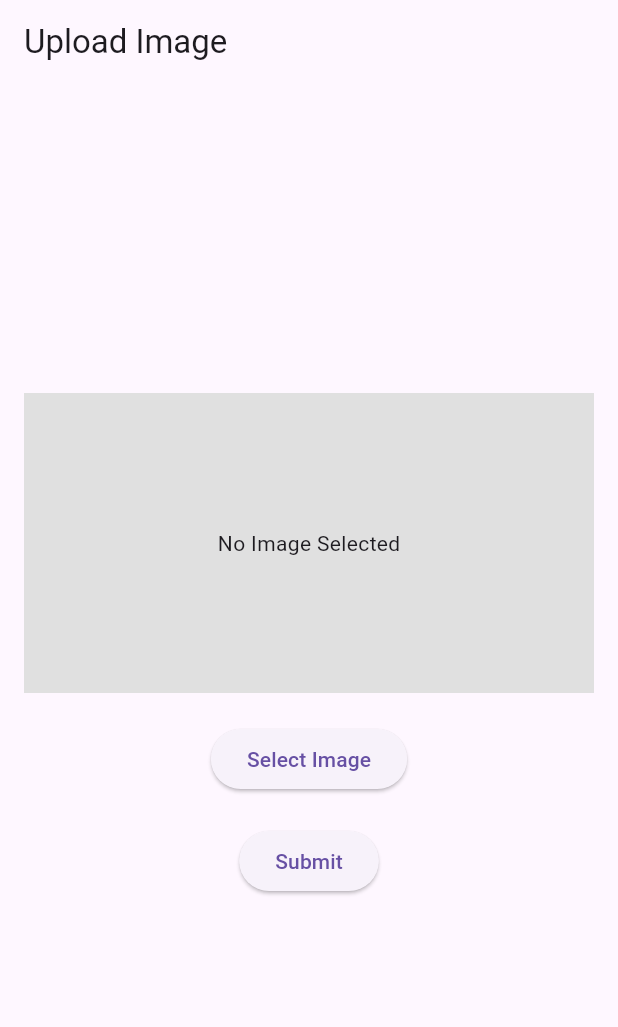
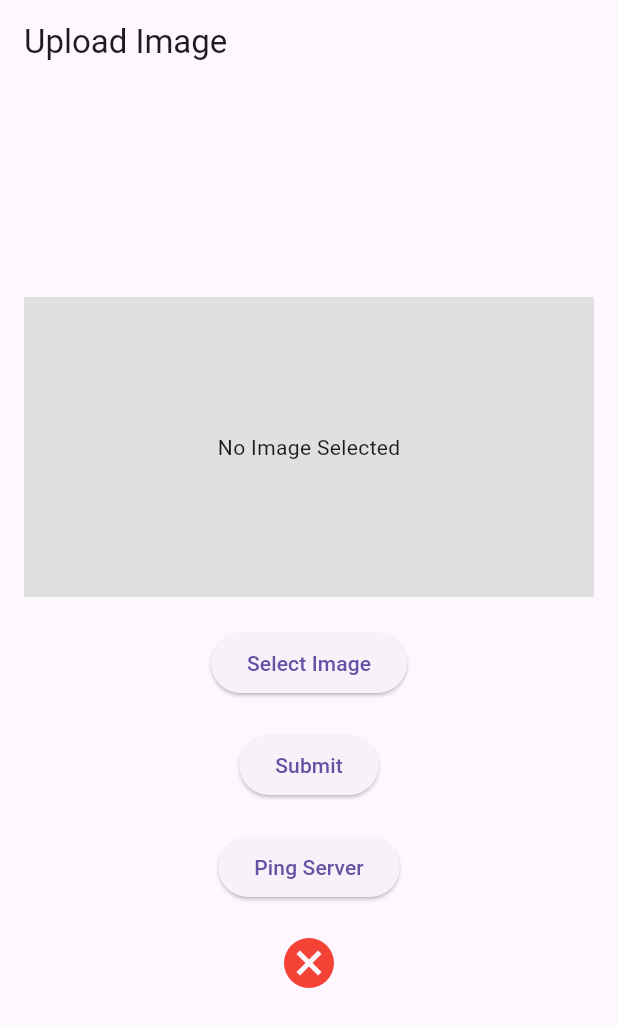
Before and after one commit to ram7767/flutter_base_code, a Flutter app: the screen it shows after launch, on a phone screen of 412 x 824 dp. Shown: the top 1027 px of the screen. Run offline on Flutter 3.47's test engine with Material 3 defaults, Android fonts, the phone set to English and light mode, and no system bars; our stand-ins replace image_picker; missing offline and left inert: dart:html.

Commit message:
Updated the ping test code

```diff
--- a/lib/screens/home_screen.dart
+++ b/lib/screens/home_screen.dart
@@ -16,6 +16,7 @@ class _HomeScreenState extends State<HomeScreen> {
   html.File? _imageFile; // Use html.File for web
   bool _isLoading = false;
   Map<String, dynamic>? _jsonResponse; // Holds the API response
+  bool _isServerConnected = false; // Server connection status
 
   Future<void> _pickImage() async {
     final picker = ImagePicker();
@@ -50,6 +51,13 @@ class _HomeScreenState extends State<HomeScreen> {
     }
   }
 
+  Future<void> _pingServer() async {
+    final isConnected = await ImageService.pingServer();
+    setState(() {
+      _isServerConnected = isConnected;
+    });
+  }
+
   @override
   Widget build(BuildContext context) {
     return Scaffold(
@@ -68,12 +76,21 @@ class _HomeScreenState extends State<HomeScreen> {
               child: const Text('Select Image'),
             ),
             const SizedBox(height: 20),
-            _isLoading
-                ? const CircularProgressIndicator()
-                : ElevatedButton(
-                    onPressed: _submitImage,
-                    child: const Text('Submit'),
-                  ),
+            ElevatedButton(
+              onPressed: _submitImage,
+              child: _isLoading
+                  ? const CircularProgressIndicator()
+                  : const Text('Submit'),
+            ),
+            const SizedBox(height: 20),
+            ElevatedButton(
+              onPressed: _pingServer,
+              child: const Text('Ping Server'),
+            ),
+            const SizedBox(height: 20),
+            _isServerConnected
+                ? Icon(Icons.check_circle, color: Colors.green, size: 40)
+                : Icon(Icons.cancel, color: Colors.red, size: 40),
             const SizedBox(height: 20),
             // Display JSON response as a table if available
             _jsonResponse != null
--- a/lib/widgets/image_widget.dart
+++ b/lib/widgets/image_widget.dart
@@ -2,7 +2,7 @@ import 'dart:async';
 
 import 'package:flutter/material.dart';
 import 'dart:html' as html; // For web environment
-import 'dart:typed_data'; // For Uint8List
+// For Uint8List
 import 'package:flutter/foundation.dart'; // For kIsWeb
 
 import 'dart:io' as io; // Import for mobile
--- a/pubspec.yaml
+++ b/pubspec.yaml
@@ -32,7 +32,7 @@ dependencies:
     sdk: flutter
   image_picker: ^0.8.4
   image_picker_web: ^2.0.0
-  http: ^0.15.0
+  http: ^1.2.2
   excel: ^2.0.6
   permission_handler: ^10.2.0
 
```
Also changed, not shown: lib/services/image_service.dart (+9 -0 lines), pubspec.lock.
